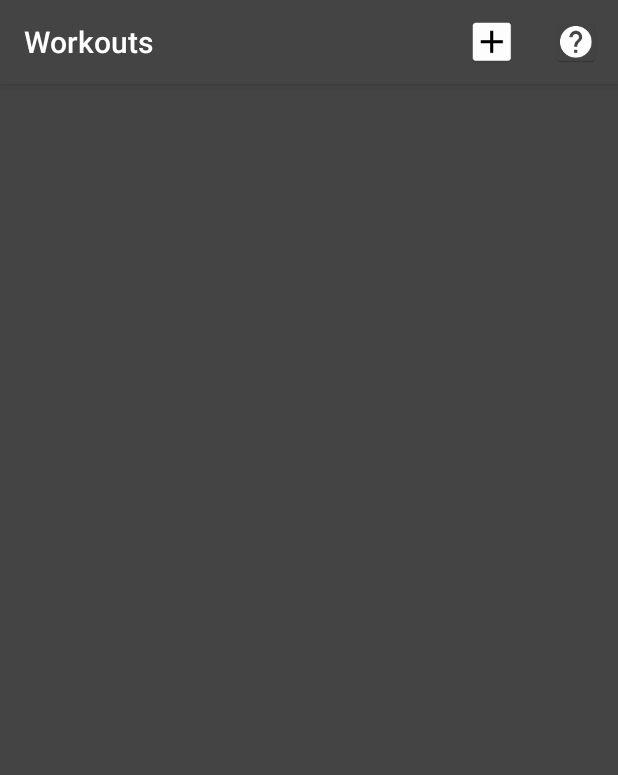
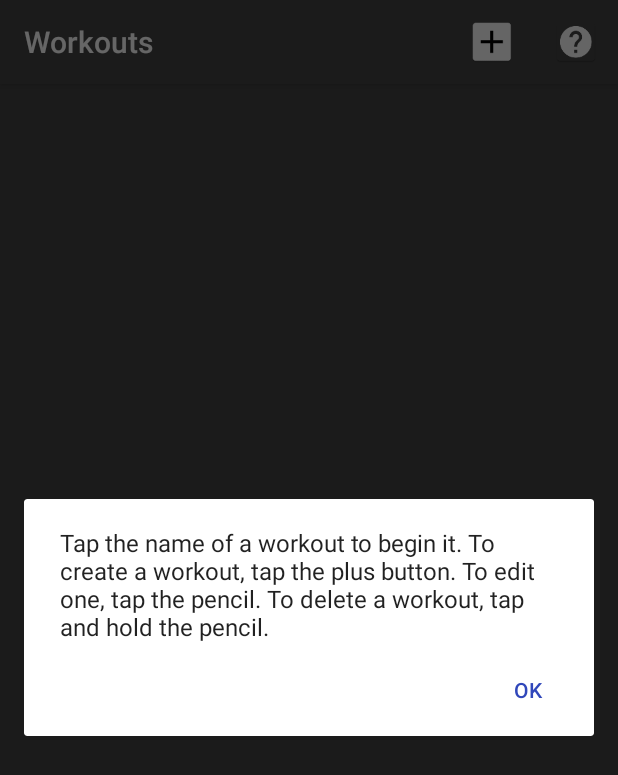
Before and after one commit to MilesAdamson/Climbing-Trainer, an Android app: the WorkoutList screen opened directly, with no data from a screen before it, after a tap on "Settings", on a phone screen of 412 x 824 dp. Shown: the top 775 px of the screen. Run offline under Robolectric (Android 15) with nearby library versions, the phone set to English and light mode, and no system bars; our stand-ins replace AdMob; 1 statement that could not run was skipped.

```diff
--- a/app/src/main/java/com/nointelligence/miles/climbharder_hangboard/MainActivity.java
+++ b/app/src/main/java/com/nointelligence/miles/climbharder_hangboard/MainActivity.java
@@ -4,8 +4,11 @@ import com.google.android.gms.ads.AdRequest;
 import com.google.android.gms.ads.AdView;
 import com.google.android.gms.ads.AdListener;
 import com.google.android.gms.ads.InterstitialAd;
+
+import android.content.DialogInterface;
 import android.content.Intent;
 import android.os.Bundle;
+import android.support.v7.app.AlertDialog;
 import android.support.v7.app.AppCompatActivity;
 import android.view.Menu;
 import android.view.MenuItem;
@@ -126,4 +129,5 @@ public class MainActivity extends AppCompatActivity {
                 .setRequestAgent("android_studio:ad_template").build();
         mInterstitialAd.loadAd(adRequest);
     }
+
 }
--- a/app/src/main/java/com/nointelligence/miles/climbharder_hangboard/WorkoutList.java
+++ b/app/src/main/java/com/nointelligence/miles/climbharder_hangboard/WorkoutList.java
@@ -53,6 +53,13 @@ public class WorkoutList extends AppCompatActivity {
             }
         });
 
+        populateListViewFromDB();
+    }
+
+    // Show changes made to workout list
+    @Override
+    protected void onResume(){
+        super.onResume();
         populateListViewFromDB();
     }
 
@@ -289,4 +296,22 @@ public class WorkoutList extends AppCompatActivity {
         return true;
     }
 
+    public void help(MenuItem item){
+        runOnUiThread(new Runnable() {
+            @Override
+            public void run() {
+                AlertDialog alertDialog = new AlertDialog.Builder(WorkoutList.this).create();
+                alertDialog.setMessage("Tap the name of a workout to begin it. To create a workout, " +
+                        "tap the plus button. To edit one, tap the pencil. To delete a workout, tap " +
+                        "and hold the pencil.");
+                alertDialog.setButton(android.app.AlertDialog.BUTTON_POSITIVE, "Ok",
+                        new DialogInterface.OnClickListener() {
+                            public void onClick(DialogInterface dialog, int which) {
+                                dialog.dismiss();
+                            }
+                        });
+                alertDialog.show();
+            }
+        });
+    }
 }
--- a/app/src/main/res/layout/activity_workout.xml
+++ b/app/src/main/res/layout/activity_workout.xml
@@ -4,6 +4,7 @@
     android:layout_width="match_parent"
     android:layout_height="match_parent"
     android:background="@color/colorPrimary"
+    android:keepScreenOn="true"
     tools:context="com.nointelligence.miles.climbharder_hangboard.Workout">
 
     <!-- view for AdMob Banner Ad -->
--- a/app/src/main/res/layout/workout_list_item.xml
+++ b/app/src/main/res/layout/workout_list_item.xml
@@ -1,6 +1,6 @@
 <LinearLayout android:orientation="vertical"
     android:layout_width="fill_parent"
-    android:background="@drawable/grey_gradient"
+    android:background="@color/colorLight"
     android:layout_height="150dp"
     android:gravity="center"
     xmlns:android="http://schemas.android.com/apk/res/android">
@@ -9,5 +9,6 @@
         android:textColor="@color/colorPrimaryDark"
         android:layout_width="fill_parent"
         android:layout_height="wrap_content"
-        android:textSize="50dp"/>
+        android:layout_gravity="center"
+        android:textSize="40dp"/>
 </LinearLayout>
--- a/app/src/main/res/menu/menu_edit_workout.xml
+++ b/app/src/main/res/menu/menu_edit_workout.xml
@@ -7,7 +7,8 @@
         android:orderInCategory="100"
         android:title="@string/action_settings"
         android:icon="@mipmap/ic_help"
-        app:showAsAction="always" />
+        app:showAsAction="always"
+        android:onClick="help"/>
 
     <item
         android:id="@+id/action_add_workout"
--- a/app/src/main/res/menu/menu_main.xml
+++ b/app/src/main/res/menu/menu_main.xml
@@ -2,11 +2,5 @@
     xmlns:app="http://schemas.android.com/apk/res-auto"
     xmlns:tools="http://schemas.android.com/tools"
     tools:context="com.nointelligence.miles.climbharder_hangboard.MainActivity">
-    <item
-        android:id="@+id/action_settings"
-        android:orderInCategory="100"
-        android:title="@string/action_settings"
-        android:icon="@mipmap/ic_help"
-        app:showAsAction="always" />
 
 </menu>
--- a/app/src/main/res/menu/menu_workout.xml
+++ b/app/src/main/res/menu/menu_workout.xml
@@ -16,7 +16,7 @@
         android:orderInCategory="100"
         android:title="@string/action_settings"
         android:icon="@mipmap/ic_help"
-        app:showAsAction="always" />
-
+        app:showAsAction="always"
+        android:onClick="help"/>
 
 </menu>
--- a/app/src/main/res/menu/menu_workouts.xml
+++ b/app/src/main/res/menu/menu_workouts.xml
@@ -7,13 +7,13 @@
         android:orderInCategory="100"
         android:title="@string/action_settings"
         android:icon="@mipmap/ic_help"
-        app:showAsAction="always" />
+        app:showAsAction="always"
+        android:onClick="help"/>
 
     <item
         android:id="@+id/action_add_workout"
         android:title="@string/action_add_workout"
         app:showAsAction="always"
         android:icon="@mipmap/ic_add"
-        android:onClick="addWorkout"
-        />
+        android:onClick="addWorkout" />
 </menu>
```
Also changed, not shown: app/src/main/java/com/nointelligence/miles/climbharder_hangboard/EditWorkout.java (+18 -0 lines), app/src/main/java/com/nointelligence/miles/climbharder_hangboard/Workout.java (+84 -43 lines).
